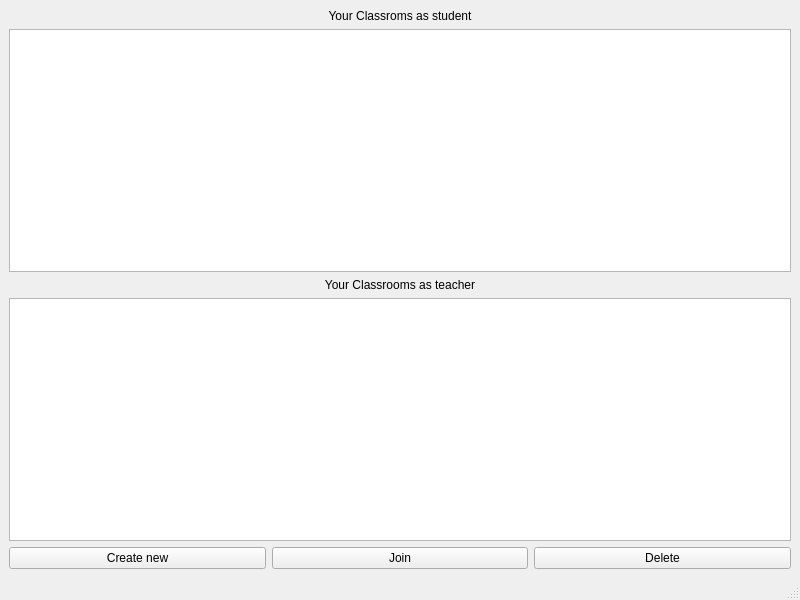
The window that Client/Client/classroomslistwindow.ui (Oleksii-Adamov/OOP-4sem-project) describes before a commit, drawn with Qt 5.
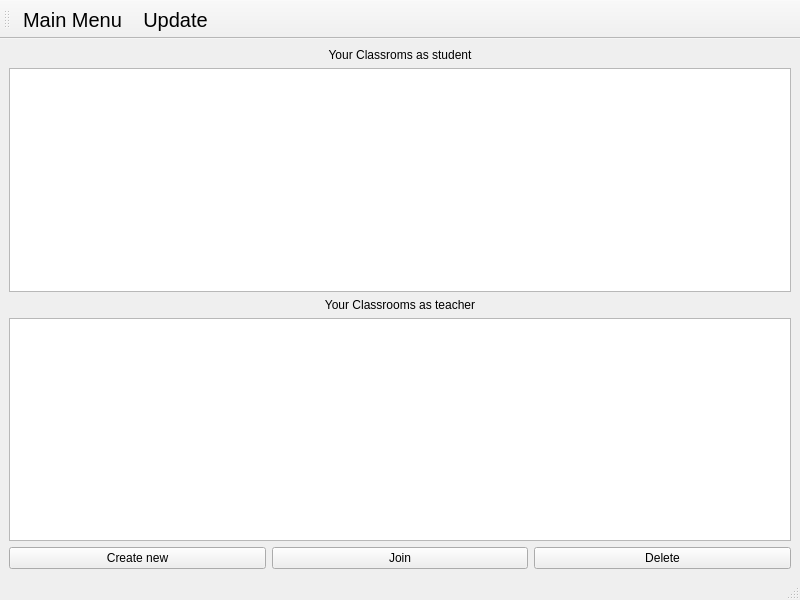
The same window after the commit.

Commit message: Added MainWindow and Update to toolbars, added deadline to SendAssignmentWindow

```diff
--- a/Client/Client/classroomslistwindow.ui
+++ b/Client/Client/classroomslistwindow.ui
@@ -79,6 +79,39 @@
    </property>
   </widget>
   <widget class="QStatusBar" name="statusbar"/>
+  <widget class="QToolBar" name="toolBar">
+   <property name="windowTitle">
+    <string>toolBar</string>
+   </property>
+   <attribute name="toolBarArea">
+    <enum>TopToolBarArea</enum>
+   </attribute>
+   <attribute name="toolBarBreak">
+    <bool>false</bool>
+   </attribute>
+   <addaction name="actionMain_Menu"/>
+   <addaction name="actionUpdate"/>
+  </widget>
+  <action name="actionMain_Menu">
+   <property name="text">
+    <string>Main Menu</string>
+   </property>
+   <property name="font">
+    <font>
+     <pointsize>15</pointsize>
+    </font>
+   </property>
+  </action>
+  <action name="actionUpdate">
+   <property name="text">
+    <string>Update</string>
+   </property>
+   <property name="font">
+    <font>
+     <pointsize>15</pointsize>
+    </font>
+   </property>
+  </action>
  </widget>
  <resources/>
  <connections/>
```
The commit also changes 4 other files.
